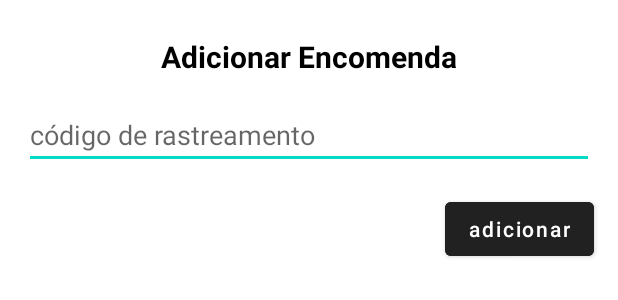
After one commit to gabrielpaiva2019/RastreioFacil, an Android app: the layout dialog_add_tracking.xml on its own in the app's theme, with its tools: preview values and no code run, on a phone screen of 412 x 824 dp. The commit adds this screen. Shown: the top 300 px of the screen. Run offline under Robolectric (Android 15) with nearby library versions, the phone set to English and light mode, and no system bars.

```diff
--- a/app/build.gradle
+++ b/app/build.gradle
@@ -1,6 +1,8 @@
 plugins {
     id 'com.android.application'
     id 'kotlin-android'
+    id 'kotlin-android-extensions'
+    id 'com.google.gms.google-services'
 }
 
 android {
@@ -44,4 +46,7 @@ dependencies {
     androidTestImplementation 'androidx.test.espresso:espresso-core:3.4.0'
     implementation 'com.squareup.retrofit2:retrofit:2.5.0'
     implementation 'com.squareup.retrofit2:converter-gson:2.5.0'
+    implementation platform('com.google.firebase:firebase-bom:28.2.1')
+    implementation 'com.google.firebase:firebase-auth'
+    implementation 'com.google.firebase:firebase-database'
 }
--- /dev/null
+++ b/app/src/main/java/com/rastreiofacil/model/FirebaseUserTracking.kt
@@ -0,0 +1,6 @@
+package com.rastreiofacil.model
+
+open class FirebaseUserTracking{
+    lateinit var shippingCompany: String
+    lateinit var trackId: String
+}
--- a/app/src/main/res/layout/activity_main.xml
+++ b/app/src/main/res/layout/activity_main.xml
@@ -22,7 +22,7 @@
         app:layout_constraintTop_toTopOf="parent" />
 
     <ImageView
-        android:id="@+id/imageView"
+        android:id="@+id/imageViewAddNewTrack"
         android:layout_width="48dp"
         android:layout_height="48dp"
         android:tint="@color/white"
--- /dev/null
+++ b/app/src/main/res/layout/dialog_add_tracking.xml
@@ -0,0 +1,49 @@
+<?xml version="1.0" encoding="utf-8"?>
+<androidx.constraintlayout.widget.ConstraintLayout xmlns:android="http://schemas.android.com/apk/res/android"
+    xmlns:app="http://schemas.android.com/apk/res-auto"
+    xmlns:tools="http://schemas.android.com/tools"
+    android:layout_width="match_parent"
+    android:layout_height="wrap_content">
+
+    <EditText
+        android:id="@+id/editTextAddNewTrack"
+        android:layout_width="match_parent"
+        android:layout_height="wrap_content"
+        android:layout_marginStart="16dp"
+        android:layout_marginLeft="16dp"
+        android:layout_marginTop="16dp"
+        android:layout_marginEnd="16dp"
+        android:layout_marginRight="16dp"
+        android:hint="código de rastreamento"
+        android:inputType="textCapCharacters"
+        android:textAllCaps="true"
+        app:layout_constraintEnd_toEndOf="parent"
+        app:layout_constraintStart_toStartOf="parent"
+        app:layout_constraintTop_toBottomOf="@+id/textView2" />
+
+    <Button
+        android:id="@+id/buttonAddTrack"
+        android:layout_width="wrap_content"
+        android:layout_height="wrap_content"
+        android:layout_marginTop="16dp"
+        android:layout_marginBottom="16dp"
+        android:backgroundTint="#212121"
+        android:text="adicionar"
+        android:textAllCaps="false"
+        app:layout_constraintBottom_toBottomOf="parent"
+        app:layout_constraintEnd_toEndOf="@+id/editTextAddNewTrack"
+        app:layout_constraintTop_toBottomOf="@+id/editTextAddNewTrack" />
+
+    <TextView
+        android:id="@+id/textView2"
+        android:layout_width="wrap_content"
+        android:layout_height="wrap_content"
+        android:layout_marginTop="24dp"
+        android:text="Adicionar Encomenda"
+        android:textColor="@color/black"
+        android:textSize="20sp"
+        android:textStyle="bold"
+        app:layout_constraintEnd_toEndOf="parent"
+        app:layout_constraintStart_toStartOf="parent"
+        app:layout_constraintTop_toTopOf="parent" />
+</androidx.constraintlayout.widget.ConstraintLayout>
--- a/app/src/main/res/values/themes.xml
+++ b/app/src/main/res/values/themes.xml
@@ -1,6 +1,6 @@
 <resources xmlns:tools="http://schemas.android.com/tools">
     <!-- Base application theme. -->
-    <style name="Theme.RastreioFacil" parent="Theme.MaterialComponents.DayNight.DarkActionBar">
+    <style name="Theme.RastreioFacil" parent="Theme.MaterialComponents.DayNight.NoActionBar">
         <!-- Primary brand color. -->
         <item name="colorPrimary">@color/purple_500</item>
         <item name="colorPrimaryVariant">@color/purple_700</item>
--- a/build.gradle
+++ b/build.gradle
@@ -6,6 +6,7 @@ buildscript {
         mavenCentral()
     }
     dependencies {
+        classpath 'com.google.gms:google-services:4.3.8'
         classpath "com.android.tools.build:gradle:4.2.0"
         classpath "org.jetbrains.kotlin:kotlin-gradle-plugin:$kotlin_version"
 
```
Also changed, not shown: app/src/main/java/com/rastreiofacil/service/Api.kt (renamed from app/src/main/java/com/rastreiofacil/service/Business.kt, +7 -1 lines), app/src/main/java/com/rastreiofacil/ui/main/MainActivity.kt (+71 -20 lines), app/src/main/java/com/rastreiofacil/ui/main/MainAdapter.kt (added, +32 -0 lines), app/src/main/java/com/rastreiofacil/ui/main/MainContract.kt (+8 -1 lines), app/src/main/java/com/rastreiofacil/ui/main/MainPresenter.kt (+98 -0 lines), app/src/main/res/layout/item_tracking_list.xml (added, +31 -0 lines), 1 other file.
